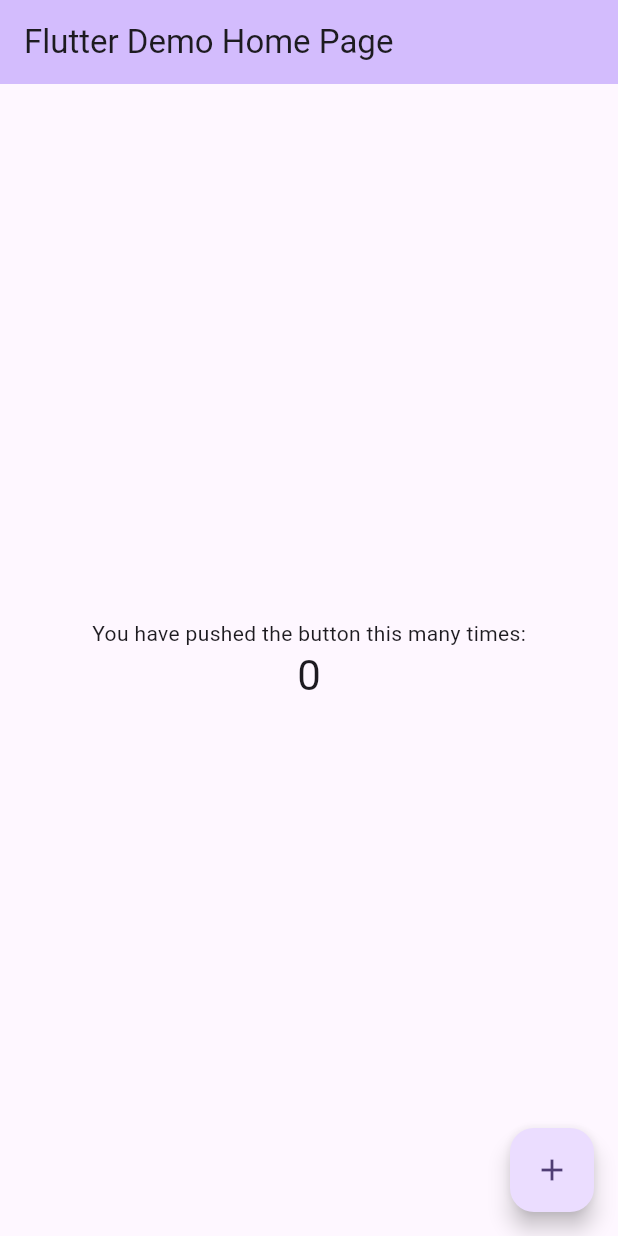
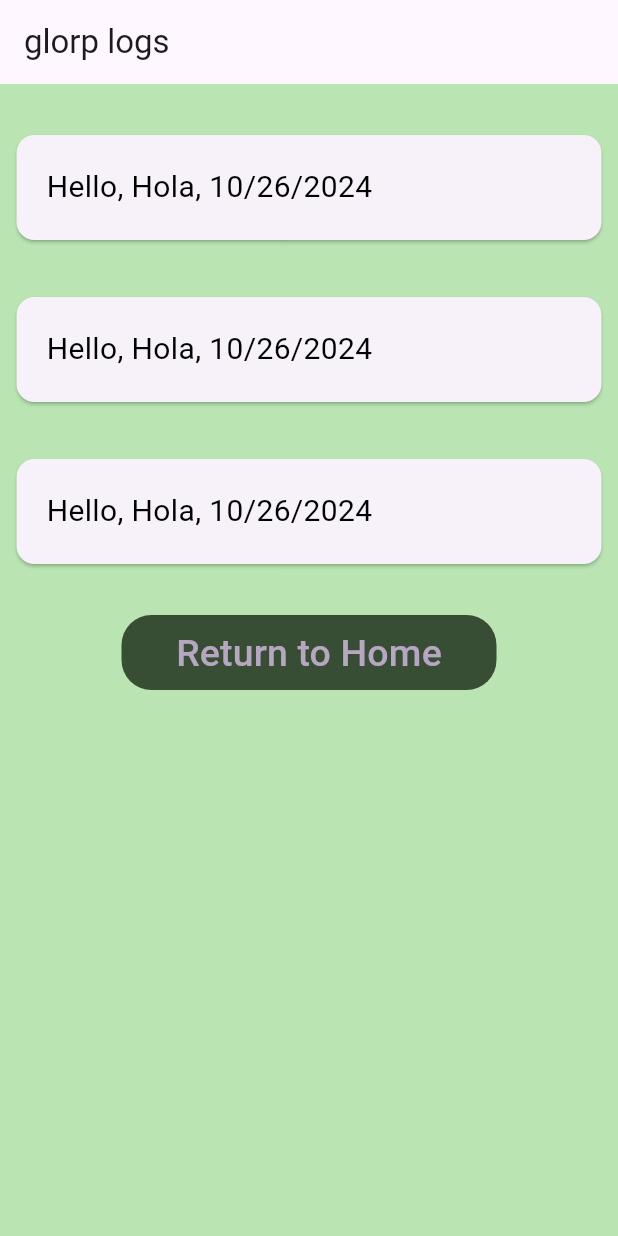
Before and after one commit to rav-nidhi/glorp, a Flutter app: the screen it shows after launch, on a phone screen of 412 x 824 dp. Run offline on Flutter 3.47's test engine with Material 3 defaults, Android fonts, the phone set to English and light mode, and no system bars.

Commit message:
working app ui

```diff
--- a/lib/main.dart
+++ b/lib/main.dart
@@ -1,125 +1,173 @@
 import 'package:flutter/material.dart';
+import 'dart:io';
+import 'dart:async';
+import 'dart:core';
+import 'display.dart';
+
+class Translate {
+  String transFrom;
+  String transTo;
+  String date;
+
+  Translate(this.transFrom, this.transTo, this.date);
+}
+
+const List<String> translations = [
+  "Hello, Hola, 10/26/2024",
+  "My name is glorp, Me llamo glorp, 10/26/2024",
+  "What day is it?, Que dia es hoy?, 10/26/2024",
+  "What time is it?",
+  "Que hora es?",
+  "10/26/2024",
+  "Goodbye, Adios, 10/26/2024"
+];
+
+// Future<void> nextTranslate(List<Translate> translations) async {
+//     final directory = await getApplicationDocumentsDirectory();
+//     final filePath = '${directory.path}/SampleReinforce';
+//     final file = File(filePath);
+//     String response = await file.readAsString();
+
+//     List<String> lines = response.split('\n');
+//     for (String line in lines) {
+//       if (line.trim().isEmpty) continue; // Skip empty lines
+//       List<String> parts = line.split('.');
+//       if (parts.length == 3) {
+//         reinforceList.add(ReinforceVocab(parts[0].trim(), parts[1].trim(),parts[2].trim()));
+//       }
+//     }
+//     //Bounds checking, no more than five cards
+//     while(num_of_reinforce_cards < reinforceList.length && num_of_reinforce_cards < 5) {
+//       num_of_reinforce_cards++;
+//     }
+//     setState(() {});
+//   }
 
 void main() {
-  runApp(const MyApp());
+  runApp(MyApp());
 }
 
 class MyApp extends StatelessWidget {
-  const MyApp({super.key});
-
-  // This widget is the root of your application.
   @override
   Widget build(BuildContext context) {
     return MaterialApp(
-      title: 'Flutter Demo',
+      title: 'Menk Travel Log',
       theme: ThemeData(
-        // This is the theme of your application.
-        //
-        // TRY THIS: Try running your application with "flutter run". You'll see
-        // the application has a purple toolbar. Then, without quitting the app,
-        // try changing the seedColor in the colorScheme below to Colors.green
-        // and then invoke "hot reload" (save your changes or press the "hot
-        // reload" button in a Flutter-supported IDE, or press "r" if you used
-        // the command line to start the app).
-        //
-        // Notice that the counter didn't reset back to zero; the application
-        // state is not lost during the reload. To reset the state, use hot
-        // restart instead.
-        //
-        // This works for code too, not just values: Most code changes can be
-        // tested with just a hot reload.
-        colorScheme: ColorScheme.fromSeed(seedColor: Colors.deepPurple),
-        useMaterial3: true,
+        primarySwatch: Colors.green,
       ),
-      home: const MyHomePage(title: 'Flutter Demo Home Page'),
+      home: HomePage(),
     );
   }
 }
 
-class MyHomePage extends StatefulWidget {
-  const MyHomePage({super.key, required this.title});
-
-  // This widget is the home page of your application. It is stateful, meaning
-  // that it has a State object (defined below) that contains fields that affect
-  // how it looks.
-
-  // This class is the configuration for the state. It holds the values (in this
-  // case the title) provided by the parent (in this case the App widget) and
-  // used by the build method of the State. Fields in a Widget subclass are
-  // always marked "final".
-
-  final String title;
-
-  @override
-  State<MyHomePage> createState() => _MyHomePageState();
-}
-
-class _MyHomePageState extends State<MyHomePage> {
-  int _counter = 0;
-
-  void _incrementCounter() {
-    setState(() {
-      // This call to setState tells the Flutter framework that something has
-      // changed in this State, which causes it to rerun the build method below
-      // so that the display can reflect the updated values. If we changed
-      // _counter without calling setState(), then the build method would not be
-      // called again, and so nothing would appear to happen.
-      _counter++;
-    });
-  }
-
+class HomePage extends StatelessWidget {
   @override
   Widget build(BuildContext context) {
-    // This method is rerun every time setState is called, for instance as done
-    // by the _incrementCounter method above.
-    //
-    // The Flutter framework has been optimized to make rerunning build methods
-    // fast, so that you can just rebuild anything that needs updating rather
-    // than having to individually change instances of widgets.
+    const spacer = SizedBox(height: 30);
     return Scaffold(
-      appBar: AppBar(
-        // TRY THIS: Try changing the color here to a specific color (to
-        // Colors.amber, perhaps?) and trigger a hot reload to see the AppBar
-        // change color while the other colors stay the same.
-        backgroundColor: Theme.of(context).colorScheme.inversePrimary,
-        // Here we take the value from the MyHomePage object that was created by
-        // the App.build method, and use it to set our appbar title.
-        title: Text(widget.title),
-      ),
-      body: Center(
-        // Center is a layout widget. It takes a single child and positions it
-        // in the middle of the parent.
+      backgroundColor: const Color.fromARGB(255, 186, 229, 179),
+      appBar: AppBar(title: const Text('glorp logs')),
+      body: SingleChildScrollView(
         child: Column(
-          // Column is also a layout widget. It takes a list of children and
-          // arranges them vertically. By default, it sizes itself to fit its
-          // children horizontally, and tries to be as tall as its parent.
-          //
-          // Column has various properties to control how it sizes itself and
-          // how it positions its children. Here we use mainAxisAlignment to
-          // center the children vertically; the main axis here is the vertical
-          // axis because Columns are vertical (the cross axis would be
-          // horizontal).
-          //
-          // TRY THIS: Invoke "debug painting" (choose the "Toggle Debug Paint"
-          // action in the IDE, or press "p" in the console), to see the
-          // wireframe for each widget.
-          mainAxisAlignment: MainAxisAlignment.center,
           children: <Widget>[
-            const Text(
-              'You have pushed the button this many times:',
+            spacer,
+            Align(
+              alignment: Alignment.center,
+              child: Card(
+                clipBehavior: Clip.hardEdge,
+                child: InkWell(
+                    splashColor: Colors.blue.withAlpha(30),
+                    onTap: () {
+                      Navigator.push(
+                          context, MaterialPageRoute(builder: (_) => Hello()));
+                    },
+                    child: const Padding(
+                        padding: EdgeInsets.only(left: 20, top: 20),
+                        child: SizedBox(
+                          width: 370,
+                          height: 50,
+                          child: Text(
+                            "Hello, Hola, 10/26/2024",
+                            style: TextStyle(
+                              color: Color.fromARGB(255, 0, 0, 0),
+                              fontSize: 20,
+                            ),
+                          ),
+                        ))),
+              ),
             ),
-            Text(
-              '$_counter',
-              style: Theme.of(context).textTheme.headlineMedium,
+            spacer,
+            Card(
+              clipBehavior: Clip.hardEdge,
+              child: InkWell(
+                  splashColor: Colors.blue.withAlpha(30),
+                  onTap: () {
+                    Navigator.push(
+                        context, MaterialPageRoute(builder: (_) => Hello()));
+                  },
+                  child: const Padding(
+                      padding: EdgeInsets.only(left: 20, top: 20),
+                      child: SizedBox(
+                        width: 370,
+                        height: 50,
+                        child: Text(
+                          "Hello, Hola, 10/26/2024",
+                          style: TextStyle(
+                            color: Color.fromARGB(255, 0, 0, 0),
+                            fontSize: 20,
+                          ),
+                        ),
+                      ))),
             ),
+            spacer,
+            Card(
+              clipBehavior: Clip.hardEdge,
+              child: InkWell(
+                  splashColor: Colors.blue.withAlpha(30),
+                  onTap: () {
+                    Navigator.push(
+                        context, MaterialPageRoute(builder: (_) => Hello()));
+                  },
+                  child: const Padding(
+                      padding: EdgeInsets.only(left: 20, top: 20),
+                      child: SizedBox(
+                        width: 370,
+                        height: 50,
+                        child: Text(
+                          "Hello, Hola, 10/26/2024",
+                          style: TextStyle(
+                            color: Color.fromARGB(255, 0, 0, 0),
+                            fontSize: 20,
+                          ),
+                        ),
+                      ))),
+            ),
+            spacer,
+            Container(
+              height: 50,
+              width: 250,
+              decoration: BoxDecoration(
+                  color: Color.fromARGB(255, 56, 78, 52),
+                  borderRadius: BorderRadius.circular(20)),
+              child: TextButton(
+                onPressed: () {
+                  Navigator.push(
+                      context, MaterialPageRoute(builder: (_) => HomePage()));
+                },
+                child: const Text(
+                  'Return to Home',
+                  style: TextStyle(
+                      color: Color.fromARGB(255, 182, 166, 194), fontSize: 25),
+                ),
+              ),
+            ),
+            const SizedBox(
+              height: 130,
+            ),
+            const Text("")
           ],
         ),
       ),
-      floatingActionButton: FloatingActionButton(
-        onPressed: _incrementCounter,
-        tooltip: 'Increment',
-        child: const Icon(Icons.add),
-      ), // This trailing comma makes auto-formatting nicer for build methods.
     );
   }
 }
```
Also changed, not shown: lib/display.dart (added, +86 -0 lines), 1 other file.
